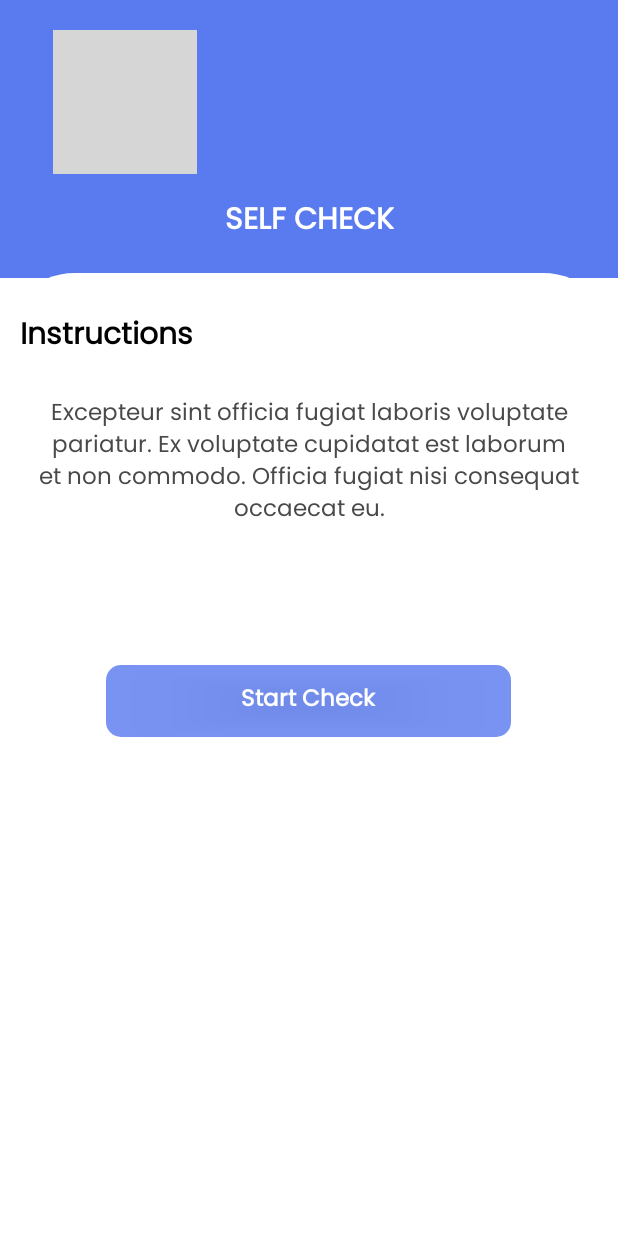
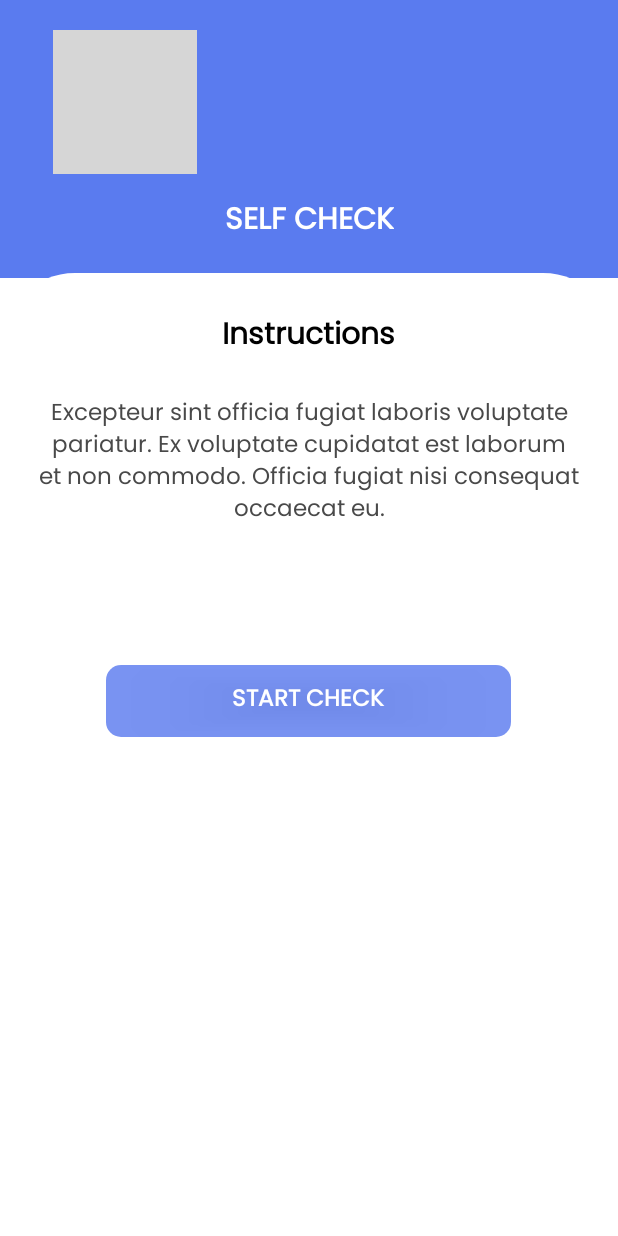
Before and after one commit to tony-gabriel/CoroCare, an Android app: the SelfTest screen opened directly, with no data from a screen before it, on a phone screen of 412 x 824 dp. Run offline under Robolectric (Android 15) with nearby library versions, the phone set to English and light mode, and no system bars; grey boxes are pictures that could not be loaded.

Commit message:
self test implementation completed

```diff
--- a/app/src/main/res/layout/activity_report.xml
+++ b/app/src/main/res/layout/activity_report.xml
@@ -80,8 +80,7 @@
                 android:layout_height="35dp"
                 android:layout_marginStart="20dp"
                 android:layout_marginTop="10dp"
-                android:layout_marginEnd="20dp"
-                android:prompt="@string/state_prompt"/>
+                android:layout_marginEnd="20dp" />
 
             <Spinner
                 android:id="@+id/spinner_sub"
@@ -89,8 +88,7 @@
                 android:layout_height="35dp"
                 android:layout_marginStart="20dp"
                 android:layout_marginTop="10dp"
-                android:layout_marginEnd="20dp"
-                android:prompt="@string/state_prompt2"/>
+                android:layout_marginEnd="20dp" />
 
             <com.google.android.material.floatingactionbutton.FloatingActionButton
                 android:id="@+id/floatingActionButton"
--- a/app/src/main/res/layout/activity_self_test.xml
+++ b/app/src/main/res/layout/activity_self_test.xml
@@ -57,39 +57,6 @@
             app:layout_constraintStart_toStartOf="parent"
             app:layout_constraintTop_toBottomOf="@id/textView">
 
-            <LinearLayout
-                android:id="@+id/result_layout"
-                android:layout_width="match_parent"
-                android:layout_height="wrap_content"
-                android:orientation="vertical"
-                android:visibility="invisible">
-
-                <TextView
-                    android:id="@+id/result_text"
-                    android:layout_width="match_parent"
-                    android:layout_height="wrap_content"
-                    android:layout_marginStart="10dp"
-                    android:layout_marginTop="40dp"
-                    android:layout_marginEnd="10dp"
-                    android:padding="5dp"
-                    android:text="@string/text_sample"
-                    android:textAlignment="center"
-                    android:textAppearance="@style/menu_text_main" />
-
-                <Button
-                    android:id="@+id/btn_finish_test"
-                    android:layout_width="270dp"
-                    android:layout_height="wrap_content"
-                    android:layout_gravity="center"
-                    android:layout_marginStart="30dp"
-                    android:layout_marginTop="30dp"
-                    android:layout_marginEnd="30dp"
-                    android:background="@drawable/btn_dark_bg"
-                    android:text="FINISH"
-                    android:textAppearance="@style/btn_text"
-                    android:textColor="@color/colorFillLight"
-                    android:textStyle="bold" />
-            </LinearLayout>
 
             <TextView
                 android:id="@+id/test_count"
@@ -158,6 +125,7 @@
                 android:layout_marginEnd="30dp"
                 android:background="@drawable/btn_dark_bg"
                 android:text="Next"
+                android:textAllCaps="true"
                 android:textAppearance="@style/btn_text"
                 android:textColor="@color/colorFillLight"
                 android:textStyle="bold"
@@ -176,8 +144,8 @@
                     android:id="@+id/textView1"
                     android:layout_width="wrap_content"
                     android:layout_height="wrap_content"
-                    android:layout_marginStart="13dp"
                     android:layout_marginTop="26dp"
+                    android:layout_gravity="center"
                     android:text="@string/instructions"
                     android:textAppearance="@style/menu_text_main" />
 
@@ -203,6 +171,7 @@
                     android:layout_marginEnd="30dp"
                     android:background="@drawable/btn_dark_bg"
                     android:text="@string/start_test"
+                    android:textAllCaps="true"
                     android:textAppearance="@style/btn_text"
                     android:textColor="@color/colorFillLight"
                     android:textStyle="bold" />
--- a/app/src/main/res/values/colors.xml
+++ b/app/src/main/res/values/colors.xml
@@ -10,5 +10,9 @@
     <color name="menuBackColor">#A7B5FF</color>
     <color name="colorFillLight">#FFFFFF</color>
     <color name="btnFillDark">#CF5A7BEF</color>
+    <color name="resultTextColor">#3F3F3F</color>
+
+
+    494949
 
 </resources>
--- a/app/src/main/res/values/strings.xml
+++ b/app/src/main/res/values/strings.xml
@@ -68,12 +68,25 @@
 
     </string>
     <string name="report_string">Please select your state and a number below to reach NCDC office nearest to you</string>
-
-    <string name="state_prompt">Select your state</string>
-    <string name="state_prompt2">Select a number to call</string>
     <string name="test_count">Check: 1/x</string>
     <string name="rd_text_yes">Yes</string>
     <string name="rd_text_no">No</string>
+    <string name="text_result_negative">
+        "You do not need to take a COVID-19 test.
+
+        Please contact your doctor for medical attention if you are experiencing any of the previously listed symptoms.
+        Remember to wash your hands and maintain social distancing.
+    </string>
+
+    <string name="text_result_positive">
+        "You have possible symptoms of COVID-19.
+
+        Please press the button below to contact the National Center for Disease Control (NCDC) nearest to you, while observing the standard guideline for self-isolation for the safety of people around you.
+
+    </string>
+    <string name="text_result">RESULT</string>
+    <string name="btn_text_finish">FINISH</string>
+    <string name="btn_text_report">REPORT</string>
 
 
 </resources>
```
Also changed, not shown: app/src/main/java/com/example/coronahelpapp/SelfTest.java (+35 -24 lines).
